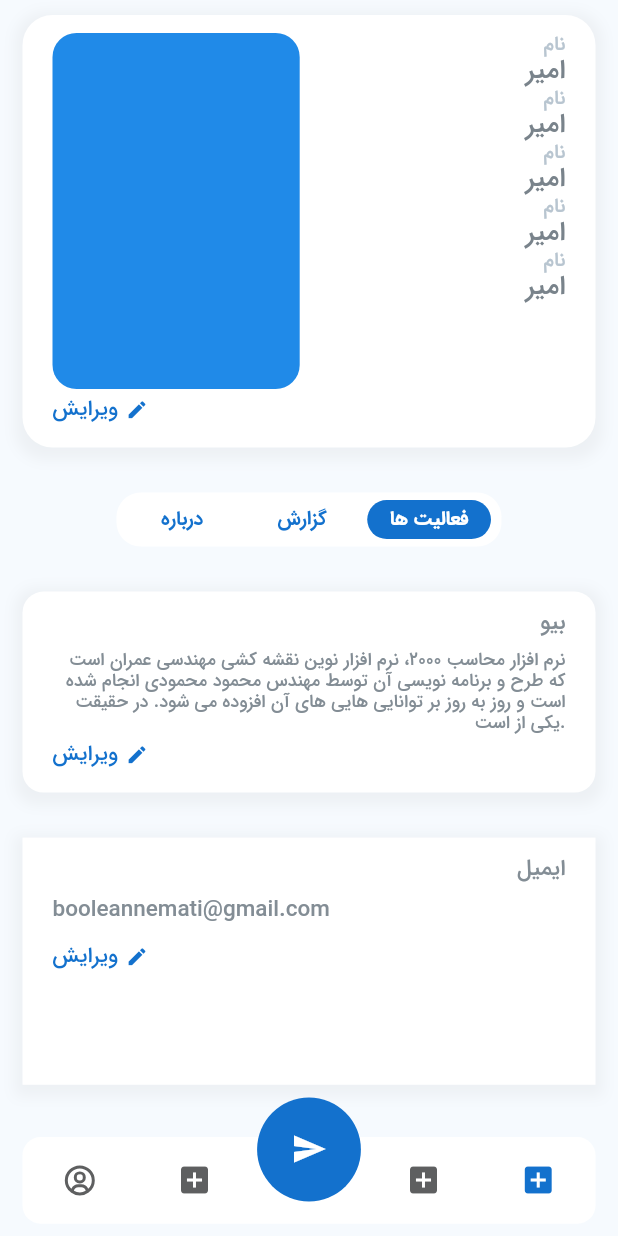
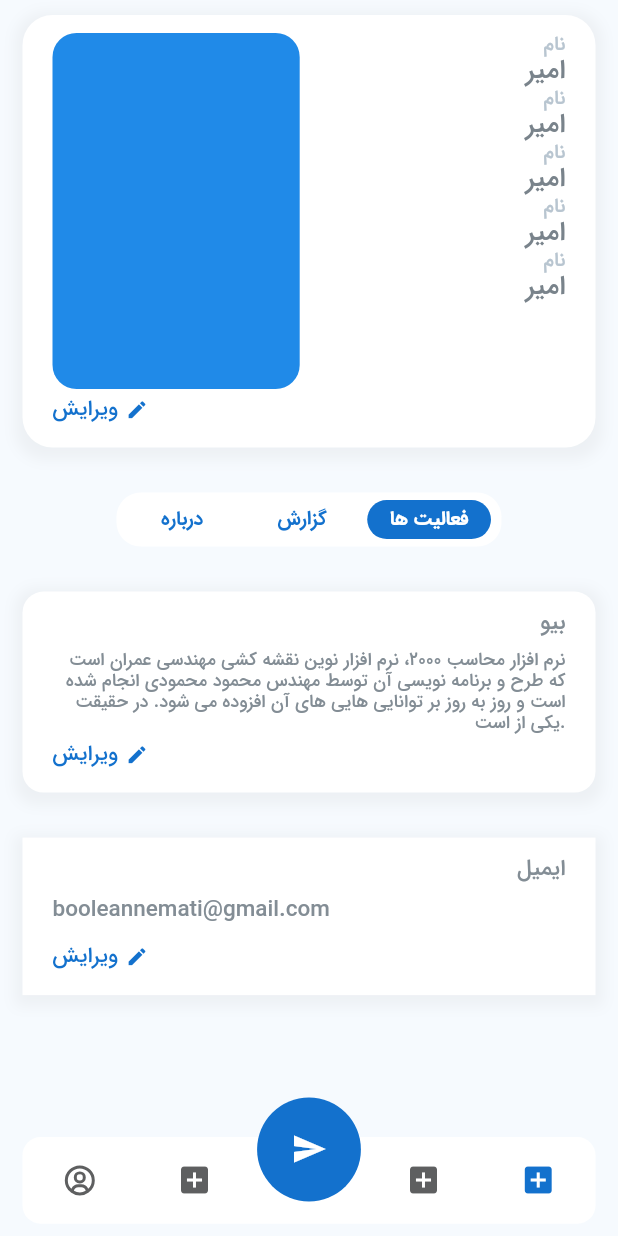
Before and after one commit to alyhd80/mohaseb, a Flutter app: the screen it shows after launch, swiped to page 4, on a phone screen of 412 x 824 dp. Run offline on Flutter 3.47's test engine with Material 3 defaults, Android fonts, the phone set to English and light mode, and no system bars; our stand-ins replace auto_route, boxicons, dio, flutter_riverpod, fluttertoast, lottie and 2 more; missing offline and left inert: number_text_input_formatter, universal_html; generated files the repository leaves out were written again.

Commit message:
02/09/19

```diff
--- a/lib/screen/profile/component/email_profile_widget.dart
+++ b/lib/screen/profile/component/email_profile_widget.dart
@@ -10,7 +10,6 @@ class EmailProfileWidget extends StatelessWidget {
   Widget build(BuildContext context) {
     return Container(
       width: size.width,
-      height: size.height * 0.2,
       decoration: BoxDecoration(color: Colors.white, boxShadow: [
         BoxShadow(
           color: Colors.grey.withOpacity(0.1),
--- a/lib/screen/profile/component/profile_body.dart
+++ b/lib/screen/profile/component/profile_body.dart
@@ -21,12 +21,12 @@ class ProfileBody extends StatelessWidget {
               size: size,
             ),
             SizedBox(height: size.height*0.06>30?30:size.height*0.06<20?20:size.width*0.06,),
-
             ProfileWrapperWidget(size: size),
             SizedBox(height: size.height*0.06>30?30:size.height*0.06<20?20:size.width*0.06,),
             BioProfileWidget(size: size),
             SizedBox(height: size.height*0.06>30?30:size.height*0.06<20?20:size.width*0.06,),
-EmailProfileWidget(size: size)
+            EmailProfileWidget(size: size),
+            SizedBox(height: (size.height * 0.07 > 65 ? 65 : size.height * 0.07<45?45:size.height * 0.07)*1.5,)
           ],
         ),
       ),
```
Also changed, not shown: lib/screen/main/main_page.dart (indentation only).
